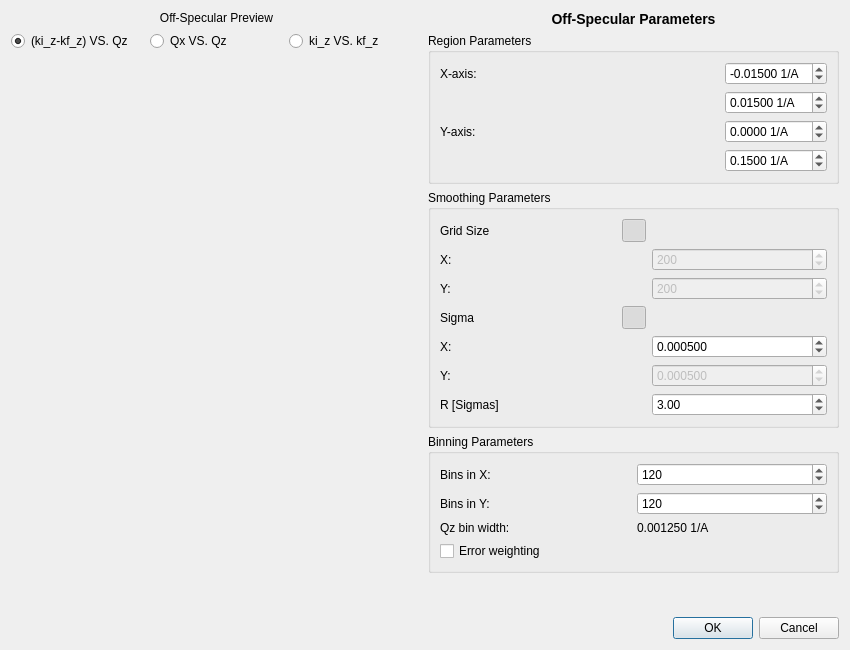
Before: the Qt Designer form src/quicknxs/ui/ui_offspec_parameters_dialog.ui in neutrons/quicknxs, drawn with Qt 5.
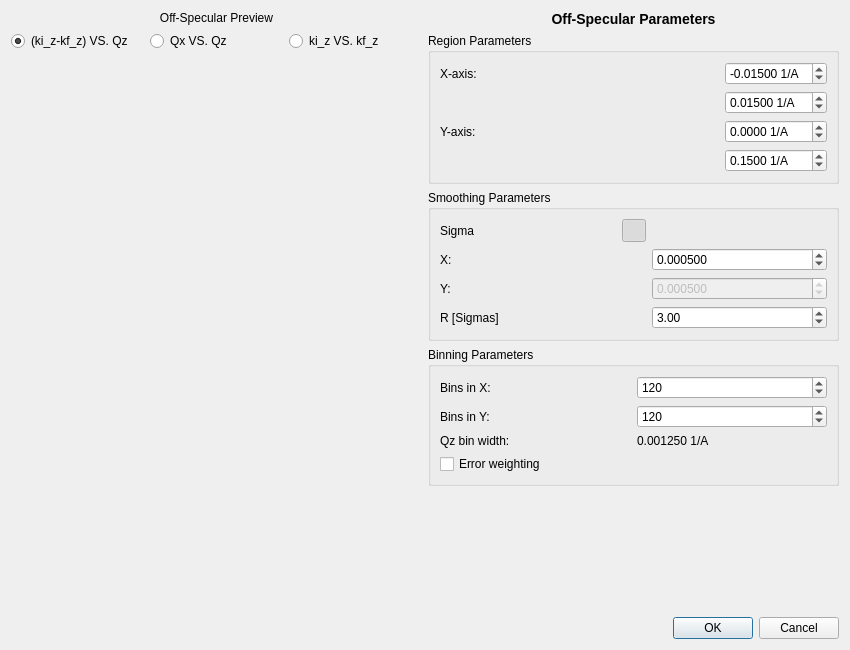
After: the same form once the commit is applied. Icons and pictures are not drawn. Custom widgets are drawn as their Qt base class.

Commit message: Address Marie's feedback on off-specular dialog

What changed in the file:
```diff
--- a/src/quicknxs/ui/ui_offspec_parameters_dialog.ui
+++ b/src/quicknxs/ui/ui_offspec_parameters_dialog.ui
@@ -243,87 +243,13 @@
          </property>
          <layout class="QGridLayout" name="gridLayout_smoothing">
           <item row="0" column="0">
-           <widget class="QLabel" name="label_grid_size">
-            <property name="text">
-             <string>Grid Size</string>
-            </property>
-           </widget>
-          </item>
-          <item row="0" column="1">
-           <widget class="QToolButton" name="gridSizeCoupled">
-            <property name="icon">
-             <iconset theme="system-lock-screen">
-              <normaloff/>
-             </iconset>
-            </property>
-            <property name="checkable">
-             <bool>true</bool>
-            </property>
-            <property name="checked">
-             <bool>true</bool>
-            </property>
-           </widget>
-          </item>
-          <item row="1" column="0">
-           <widget class="QLabel" name="label_grid_x">
-            <property name="text">
-             <string>X:</string>
-            </property>
-           </widget>
-          </item>
-          <item row="1" column="2">
-           <widget class="QSpinBox" name="gridSizeX">
-            <property name="enabled">
-             <bool>false</bool>
-            </property>
-            <property name="minimum">
-             <number>10</number>
-            </property>
-            <property name="maximum">
-             <number>1000</number>
-            </property>
-            <property name="singleStep">
-             <number>10</number>
-            </property>
-            <property name="value">
-             <number>200</number>
-            </property>
-           </widget>
-          </item>
-          <item row="2" column="0">
-           <widget class="QLabel" name="label_grid_y">
-            <property name="text">
-             <string>Y:</string>
-            </property>
-           </widget>
-          </item>
-          <item row="2" column="2">
-           <widget class="QSpinBox" name="gridSizeY">
-            <property name="enabled">
-             <bool>false</bool>
-            </property>
-            <property name="minimum">
-             <number>10</number>
-            </property>
-            <property name="maximum">
-             <number>1000</number>
-            </property>
-            <property name="singleStep">
-             <number>10</number>
-            </property>
-            <property name="value">
-             <number>200</number>
-            </property>
-           </widget>
-          </item>
-          <item row="3" column="0">
            <widget class="QLabel" name="label_sigma">
             <property name="text">
              <string>Sigma</string>
             </property>
            </widget>
           </item>
-          <item row="3" column="1">
+          <item row="0" column="1">
            <widget class="QToolButton" name="sigmasCoupled">
             <property name="icon">
              <iconset theme="system-lock-screen">
@@ -338,14 +264,14 @@
             </property>
            </widget>
           </item>
-          <item row="4" column="0">
+          <item row="1" column="0">
            <widget class="QLabel" name="label_sigma_x">
             <property name="text">
              <string>X:</string>
             </property>
            </widget>
           </item>
-          <item row="4" column="2">
+          <item row="1" column="2">
            <widget class="QDoubleSpinBox" name="sigmaX">
             <property name="decimals">
              <number>6</number>
@@ -364,14 +290,14 @@
             </property>
            </widget>
           </item>
-          <item row="5" column="0">
+          <item row="2" column="0">
            <widget class="QLabel" name="label_sigma_y">
             <property name="text">
              <string>Y:</string>
             </property>
            </widget>
           </item>
-          <item row="5" column="2">
+          <item row="2" column="2">
            <widget class="QDoubleSpinBox" name="sigmaY">
             <property name="enabled">
              <bool>false</bool>
@@ -393,14 +319,14 @@
             </property>
            </widget>
           </item>
-          <item row="6" column="0">
+          <item row="3" column="0">
            <widget class="QLabel" name="label_r_sigmas">
             <property name="text">
              <string>R [Sigmas]</string>
             </property>
            </widget>
           </item>
-          <item row="6" column="2">
+          <item row="3" column="2">
            <widget class="QDoubleSpinBox" name="rSigmas">
             <property name="minimum">
              <double>1.000000000000000</double>
```
The commit also changes 4 other files.
